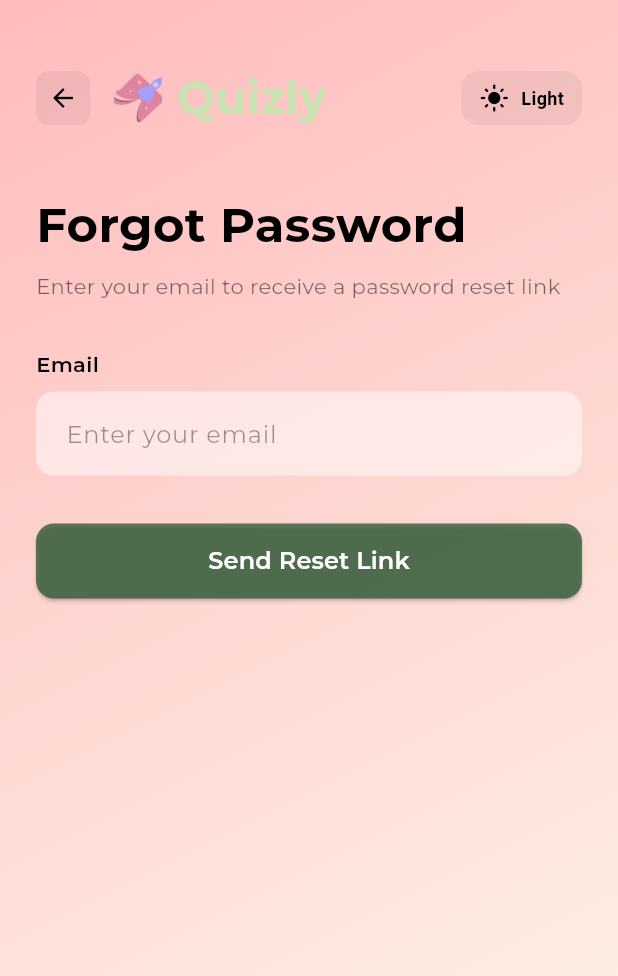
After one commit to susanjong/QuizlyApp_MobileDev, a Flutter app: the ForgotPasswordPage screen opened by its route, on a phone screen of 412 x 824 dp. The commit adds this screen. Shown: the top 976 px of the screen. Run offline on Flutter 3.47's test engine with Material 3 defaults, Android fonts, the phone set to English and light mode, and no system bars; our stand-ins replace google_fonts; project files that could hold a hidden picture were left out.

Commit message:
feat(auth): implement forgot password screen

```diff
--- a/lib/routes/app_routes.dart
+++ b/lib/routes/app_routes.dart
@@ -5,7 +5,11 @@ import 'package:quiz_app/screens/splashscreen.dart';
 import 'package:quiz_app/screens/homepage.dart';
 import 'package:quiz_app/screens/quiz_screen.dart';
 import 'package:quiz_app/screens/result_screen.dart';
+import 'package:quiz_app/screens/forgot_password.dart';
+import 'package:quiz_app/screens/reset_password.dart';
 import 'package:quiz_app/models/question_model.dart';
+
+// File ini diletakkan di: lib/routes/app_routes.dart
 
 class AppRoutes {
   // route names
@@ -26,8 +30,8 @@ class AppRoutes {
     signIn: (context) => const LoginPage(),
     signUp: (context) => const SignUpPage(),
     home: (context) => const HomePage(),
-    // forgotPassword: (context) => const ForgotPasswordPage(),
-    // resetPassword: (context) => const ResetPasswordPage(),
+    forgotPassword: (context) => const ForgotPasswordPage(),
+    resetPassword: (context) => const ResetPasswordPage(),
   };
 
   // navigate to route
@@ -96,6 +100,16 @@ class AppRoutes {
     );
   }
 
+  // navigate to forgot password
+  static void navigateToForgotPassword(BuildContext context) {
+    Navigator.pushNamed(context, forgotPassword);
+  }
+
+  // navigate to reset password
+  static void navigateToResetPassword(BuildContext context) {
+    Navigator.pushNamed(context, resetPassword);
+  }
+
   // go back
   static void goBack(BuildContext context) {
     Navigator.pop(context);
--- /dev/null
+++ b/lib/screens/forgot_password.dart
@@ -0,0 +1,275 @@
+import 'package:flutter/material.dart';
+import 'package:google_fonts/google_fonts.dart';
+import 'package:quiz_app/widgets/darkmode_theme.dart';
+import 'package:quiz_app/routes/app_routes.dart';
+
+class ForgotPasswordPage extends StatefulWidget {
+  const ForgotPasswordPage({Key? key}) : super(key: key);
+
+  @override
+  State<ForgotPasswordPage> createState() => _ForgotPasswordPageState();
+}
+
+class _ForgotPasswordPageState extends State<ForgotPasswordPage> {
+  final _emailController = TextEditingController();
+  final ThemeProvider _themeProvider = ThemeProvider();
+
+  @override
+  void dispose() {
+    _emailController.dispose();
+    super.dispose();
+  }
+
+  void _handleSendResetLink() {
+    String email = _emailController.text;
+
+    if (email.isEmpty) {
+      _showSnackBar('Please enter your email', Colors.red);
+      return;
+    }
+
+    if (!email.contains('@')) {
+      _showSnackBar('Please enter a valid email', Colors.red);
+      return;
+    }
+
+    // Simulasi pengiriman link reset password
+    _showSnackBar('Reset link sent to your email!', Colors.green);
+
+    // Navigate ke reset password page setelah 1 detik
+    Future.delayed(const Duration(seconds: 1), () {
+      AppRoutes.navigateTo(context, AppRoutes.resetPassword);
+    });
+  }
+
+  void _showSnackBar(String message, Color backgroundColor) {
+    ScaffoldMessenger.of(context).showSnackBar(
+      SnackBar(
+        content: Text(
+          message,
+          style: GoogleFonts.montserrat(
+            fontWeight: FontWeight.w500,
+            color: Colors.white,
+          ),
+        ),
+        backgroundColor: backgroundColor,
+        behavior: SnackBarBehavior.floating,
+        shape: RoundedRectangleBorder(
+          borderRadius: BorderRadius.circular(10),
+        ),
+      ),
+    );
+  }
+
+  @override
+  Widget build(BuildContext context) {
+    return AnimatedBuilder(
+      animation: _themeProvider,
+      builder: (context, child) {
+        return Container(
+          decoration: BoxDecoration(
+            gradient: LinearGradient(
+              begin: Alignment.topLeft,
+              end: Alignment.bottomRight,
+              colors: _themeProvider.gradientColors,
+            ),
+          ),
+          child: Scaffold(
+            backgroundColor: Colors.transparent,
+            body: SafeArea(
+              child: SingleChildScrollView(
+                child: Padding(
+                  padding: const EdgeInsets.all(24.0),
+                  child: Column(
+                    crossAxisAlignment: CrossAxisAlignment.start,
+                    children: [
+                      const SizedBox(height: 20),
+                      _buildHeader(),
+                      const SizedBox(height: 40),
+                      _buildTitle(),
+                      const SizedBox(height: 32),
+                      _buildEmailField(),
+                      const SizedBox(height: 32),
+                      _buildSendButton(),
+                      const SizedBox(height: 20),
+                    ],
+                  ),
+                ),
+              ),
+            ),
+          ),
+        );
+      },
+    );
+  }
+
+  Widget _buildHeader() {
+    return Row(
+      mainAxisAlignment: MainAxisAlignment.spaceBetween,
+      children: [
+        Row(
+          children: [
+            // Back Button
+            GestureDetector(
+              onTap: () {
+                AppRoutes.goBack(context);
+              },
+              child: Container(
+                padding: const EdgeInsets.all(8),
+                decoration: BoxDecoration(
+                  color: _themeProvider.isDarkMode
+                      ? Colors.white.withValues(alpha: 0.1)
+                      : Colors.black.withValues(alpha: 0.05),
+                  borderRadius: BorderRadius.circular(8),
+                ),
+                child: Icon(
+                  Icons.arrow_back,
+                  color: _themeProvider.primaryTextColor,
+                  size: 20,
+                ),
+              ),
+            ),
+            const SizedBox(width: 16),
+            Container(
+              width: 32,
+              height: 32,
+              decoration: BoxDecoration(
+                borderRadius: BorderRadius.circular(8),
+              ),
+              child: Image.asset(
+                'assets/images/Logo.png',
+                fit: BoxFit.cover,
+              ),
+            ),
+            const SizedBox(width: 10),
+            Text(
+              'Quizly',
+              style: GoogleFonts.montserrat(
+                color: const Color(0xFFCBE3B3),
+                fontSize: 30,
+                fontWeight: FontWeight.w700,
+              ),
+            ),
+          ],
+        ),
+        DarkModeToggle(themeProvider: _themeProvider),
+      ],
+    );
+  }
+
+  Widget _buildTitle() {
+    return Column(
+      crossAxisAlignment: CrossAxisAlignment.start,
+      children: [
+        Text(
+          'Forgot Password',
+          style: GoogleFonts.montserrat(
+            color: _themeProvider.primaryTextColor,
+            fontSize: 32,
+            fontWeight: FontWeight.w700,
+          ),
+        ),
+        const SizedBox(height: 8),
+        Text(
+          'Enter your email to receive a password reset link',
+          style: GoogleFonts.montserrat(
+            color: _themeProvider.secondaryTextColor,
+            fontSize: 14,
+            fontWeight: FontWeight.w400,
+          ),
+        ),
+      ],
+    );
+  }
+
+  Widget _buildEmailField() {
+    return Column(
+      crossAxisAlignment: CrossAxisAlignment.start,
+      children: [
+        Text(
+          'Email',
+          style: GoogleFonts.montserrat(
+            color: _themeProvider.primaryTextColor,
+            fontSize: 14,
+            fontWeight: FontWeight.w600,
+          ),
+        ),
+        const SizedBox(height: 8),
+        TextField(
+          controller: _emailController,
+          style: GoogleFonts.montserrat(
+            color: _themeProvider.primaryTextColor,
+          ),
+          keyboardType: TextInputType.emailAddress,
+          decoration: InputDecoration(
+            hintText: 'Enter your email',
+            hintStyle: GoogleFonts.montserrat(
+              color: _themeProvider.primaryTextColor.withValues(alpha: 0.4),
+              fontWeight: FontWeight.w400,
+            ),
+            filled: true,
+            fillColor: _themeProvider.inputBackgroundColor,
+            border: OutlineInputBorder(
+              borderRadius: BorderRadius.circular(12),
+              borderSide: BorderSide.none,
+            ),
+            contentPadding: const EdgeInsets.all(16),
+          ),
+        ),
+      ],
+    );
+  }
+
+  Widget _buildSendButton() {
+    return SizedBox(
+      width: double.infinity,
+      height: 50,
+      child: ElevatedButton(
+        onPressed: _handleSendResetLink,
+        style: ElevatedButton.styleFrom(
+          backgroundColor: const Color(0xFF355F3B).withValues(alpha: 0.8),
+          shape: RoundedRectangleBorder(
+            borderRadius: BorderRadius.circular(12),
+          ),
+        ),
+        child: Text(
+          'Send Reset Link',
+          style: GoogleFonts.montserrat(
+            fontSize: 16,
+            fontWeight: FontWeight.w600,
+            color: Colors.white,
+          ),
+        ),
+      ),
+    );
+  }
+
+  Widget _buildBackToLoginButton() {
+    return Center(
+      child: TextButton(
+        onPressed: () {
+          AppRoutes.navigateAndReplace(context, AppRoutes.login);
+        },
+        child: Row(
+          mainAxisSize: MainAxisSize.min,
+          children: [
+            Icon(
+              Icons.arrow_back,
+              color: const Color(0xFF355F3B),
+              size: 18,
+            ),
+            const SizedBox(width: 4),
+            Text(
+              'Back to Login',
+              style: GoogleFonts.montserrat(
+                color: const Color(0xFF355F3B),
+                fontSize: 14,
+                fontWeight: FontWeight.w600,
+              ),
+            ),
+          ],
+        ),
+      ),
+    );
+  }
+}
```
